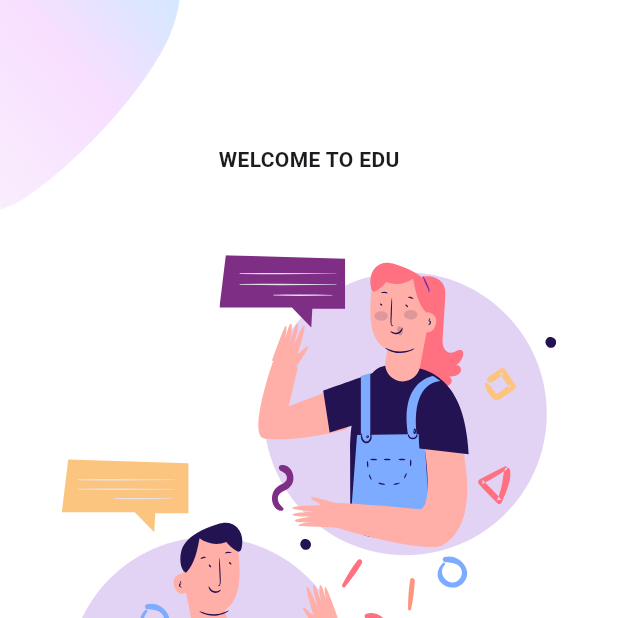
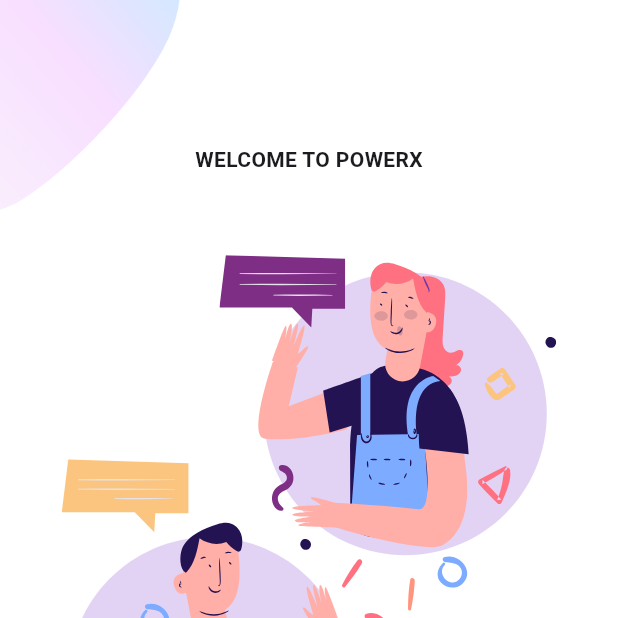
Before and after one commit to leighkun147/Exam_preparation, a Flutter app: the screen it shows after launch, on a phone screen of 412 x 824 dp, the top half of it. Run offline on Flutter 3.47's test engine with Material 3 defaults, Android fonts, the phone set to English and light mode, and no system bars; our stand-ins replace flutter_svg.

Commit message:
Updated main code with new changes

```diff
--- a/lib/Screens/Welcome/components/welcome_image.dart
+++ b/lib/Screens/Welcome/components/welcome_image.dart
@@ -13,7 +13,7 @@ class WelcomeImage extends StatelessWidget {
     return Column(
       children: [
         const Text(
-          "WELCOME TO EDU",
+          "WELCOME TO POWERX",
           style: TextStyle(fontWeight: FontWeight.bold),
         ),
         const SizedBox(height: defaultPadding * 2),
```
